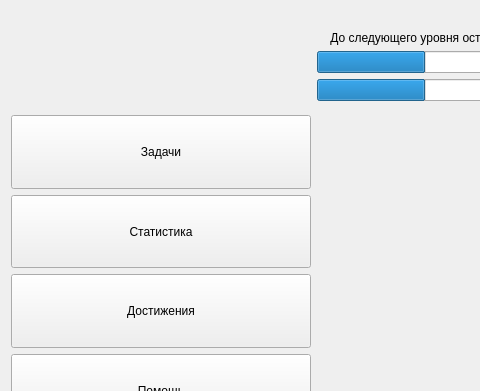
Qt form mainwidget.ui (Unisbern/RPG_planner) before a commit; both pictures show x 0 to 480 and y 0 to 391 of the 779 by 496 pixel window.
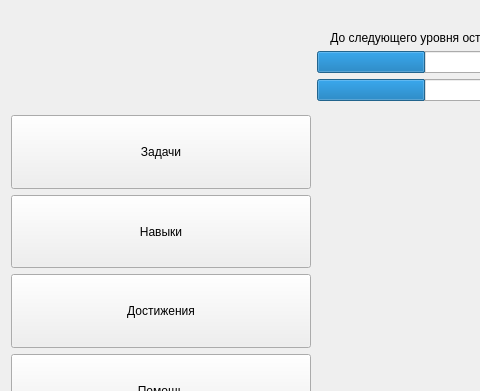
The same form after that commit. Icons and pictures are not drawn.

Commit message: Изменение стилей progressbar

```diff
--- a/mainwidget.ui
+++ b/mainwidget.ui
@@ -91,7 +91,7 @@
           </sizepolicy>
          </property>
          <property name="text">
-          <string>Статистика</string>
+          <string>Навыки</string>
          </property>
         </widget>
        </item>
```
The commit also changes 1 other file.
